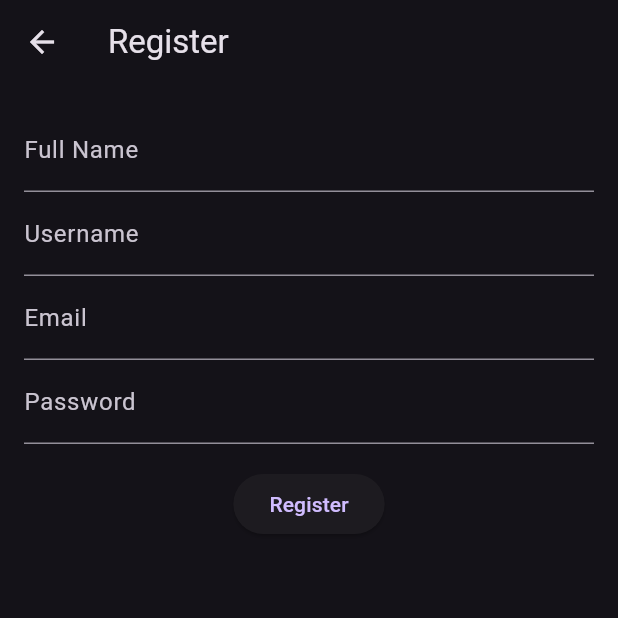
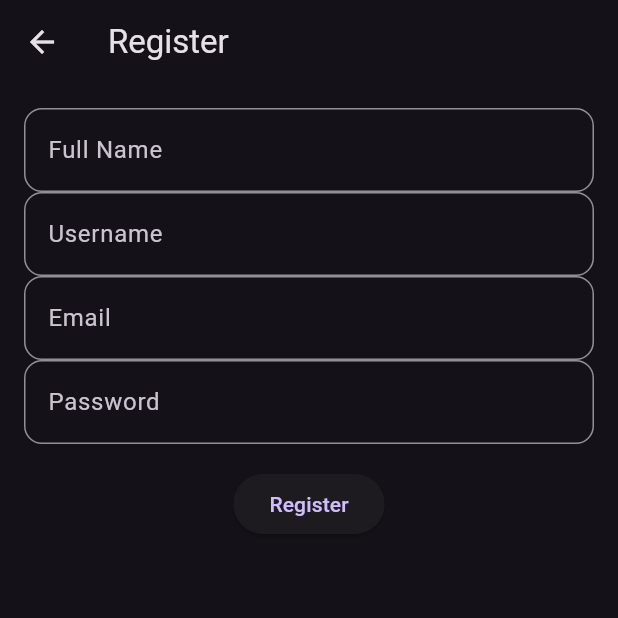
Before and after one commit to bikashgyawali321/Movie-Mate, a Flutter app: the Register screen opened by its route, on a phone screen of 412 x 824 dp, the top half of it. Run offline on Flutter 3.47's test engine with Material 3 defaults, Android fonts, the phone set to English and light mode, and no system bars; our stand-ins replace cloud_firestore, dio, firebase_auth, firebase_core, google_sign_in; missing offline and left inert: flutter_facebook_auth; accounts and stored records are empty.

Commit message:
border added on text fields

```diff
--- a/lib/screens/login.dart
+++ b/lib/screens/login.dart
@@ -1,4 +1,4 @@
-// ignore_for_file: prefer_const_constructors, use_build_context_synchronously, prefer_const_literals_to_create_immutables
+// ignore_for_file: prefer_const_constructors, use_build_context_synchronously, prefer_const_literals_to_create_immutables, avoid_print
 
 import 'package:flutter/material.dart';
 
--- a/lib/screens/register.dart
+++ b/lib/screens/register.dart
@@ -4,8 +4,6 @@ import 'package:flutter/material.dart';
 import 'package:firebase_auth/firebase_auth.dart';
 import 'package:cloud_firestore/cloud_firestore.dart';
 import 'package:movie_mate/screens/login.dart';
-
-
 
 class Register extends StatefulWidget {
   const Register({Key? key}) : super(key: key);
@@ -49,7 +47,6 @@ class _RegisterState extends State<Register> {
       }
     } catch (e) {
       print('Error registering user: $e');
-      // Handle registration error
     }
   }
 
@@ -64,34 +61,42 @@ class _RegisterState extends State<Register> {
         child: Column(
           children: [
             TextField(
-              decoration: const InputDecoration(
-                labelText: 'Full Name',
-              ),
+              decoration: InputDecoration(
+                  labelText: 'Full Name',
+                  border: OutlineInputBorder(
+                    borderRadius: BorderRadius.circular(12),
+                  )),
               onChanged: (value) {
                 _fullName = value;
               },
             ),
             TextField(
-              decoration: const InputDecoration(
-                labelText: 'Username',
-              ),
+              decoration: InputDecoration(
+                  labelText: 'Username',
+                  border: OutlineInputBorder(
+                    borderRadius: BorderRadius.circular(12),
+                  )),
               onChanged: (value) {
                 _username = value;
               },
             ),
             TextField(
-              decoration: const InputDecoration(
-                labelText: 'Email',
-              ),
+              decoration: InputDecoration(
+                  labelText: 'Email',
+                  border: OutlineInputBorder(
+                    borderRadius: BorderRadius.circular(12),
+                  )),
               keyboardType: TextInputType.emailAddress,
               onChanged: (value) {
                 _email = value;
               },
             ),
             TextField(
-              decoration: const InputDecoration(
-                labelText: 'Password',
-              ),
+              decoration: InputDecoration(
+                  labelText: 'Password',
+                  border: OutlineInputBorder(
+                    borderRadius: BorderRadius.circular(12),
+                  )),
               obscureText: true,
               onChanged: (value) {
                 _password = value;
```
